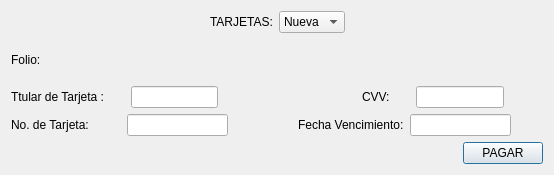
Old version of the form pagointervenciones.ui in the repository Laloses/Hospital.
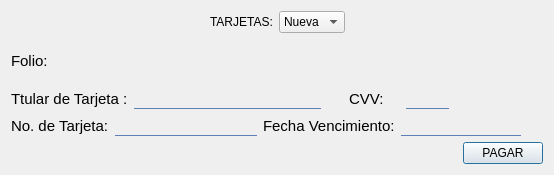
New version of the form.

Commit message:
cambios dialog
x

```diff
--- a/pagointervenciones.ui
+++ b/pagointervenciones.ui
@@ -13,6 +13,17 @@
   <property name="windowTitle">
    <string>Dialog</string>
   </property>
+  <property name="styleSheet">
+   <string notr="true">QLineEdit{
+border-top:none;
+border-bottom:1px solid #5d80b6;
+background-color:transparent;
+font: 11pt &quot;MS Shell Dlg 2&quot;;
+}
+QLabel{
+	font: 11pt &quot;MS Shell Dlg 2&quot;;
+}</string>
+  </property>
   <layout class="QVBoxLayout" name="verticalLayout">
    <item>
     <layout class="QGridLayout" name="gridLayout">
@@ -64,126 +75,71 @@
     <layout class="QGridLayout" name="gridLayout_5">
      <item row="1" column="0">
       <layout class="QGridLayout" name="gridLayout_3">
-       <item row="0" column="12">
-        <widget class="QLineEdit" name="lineEdit_cv">
+       <item row="0" column="1">
+        <widget class="QLineEdit" name="lineEdit_titular">
+         <property name="minimumSize">
+          <size>
+           <width>187</width>
+           <height>21</height>
+          </size>
+         </property>
+         <property name="maximumSize">
+          <size>
+           <width>187</width>
+           <height>21</height>
+          </size>
+         </property>
          <property name="maxLength">
           <number>3</number>
          </property>
         </widget>
        </item>
-       <item row="0" column="14">
-        <spacer name="horizontalSpacer_7">
-         <property name="orientation">
-          <enum>Qt::Horizontal</enum>
-         </property>
-         <property name="sizeHint" stdset="0">
-          <size>
-           <width>40</width>
-           <height>20</height>
-          </size>
-         </property>
-        </spacer>
-       </item>
-       <item row="0" column="10">
+       <item row="0" column="3">
         <widget class="QLabel" name="label_4">
+         <property name="font">
+          <font>
+           <family>MS Shell Dlg 2</family>
+           <pointsize>11</pointsize>
+           <weight>50</weight>
+           <italic>false</italic>
+           <bold>false</bold>
+          </font>
+         </property>
          <property name="text">
           <string>CVV:</string>
          </property>
         </widget>
        </item>
-       <item row="0" column="3">
-        <spacer name="horizontalSpacer_8">
-         <property name="orientation">
-          <enum>Qt::Horizontal</enum>
-         </property>
-         <property name="sizeHint" stdset="0">
-          <size>
-           <width>40</width>
-           <height>20</height>
-          </size>
-         </property>
-        </spacer>
-       </item>
-       <item row="0" column="11">
-        <spacer name="horizontalSpacer_10">
-         <property name="orientation">
-          <enum>Qt::Horizontal</enum>
-         </property>
-         <property name="sizeHint" stdset="0">
-          <size>
-           <width>40</width>
-           <height>20</height>
-          </size>
-         </property>
-        </spacer>
-       </item>
        <item row="0" column="4">
-        <spacer name="horizontalSpacer_11">
-         <property name="orientation">
-          <enum>Qt::Horizontal</enum>
+        <widget class="QLineEdit" name="lineEdit_cv">
+         <property name="minimumSize">
+          <size>
+           <width>43</width>
+           <height>0</height>
+          </size>
          </property>
-         <property name="sizeHint" stdset="0">
+         <property name="maximumSize">
           <size>
-           <width>40</width>
-           <height>20</height>
+           <width>43</width>
+           <height>21</height>
           </size>
          </property>
-        </spacer>
+         <property name="maxLength">
+          <number>3</number>
+         </property>
+        </widget>
        </item>
-       <item row="0" column="13">
+       <item row="0" column="5">
         <spacer name="horizontalSpacer_14">
          <property name="orientation">
           <enum>Qt::Horizontal</enum>
          </property>
-         <property name="sizeHint" stdset="0">
-          <size>
-           <width>40</width>
-           <height>20</height>
-          </size>
+         <property name="sizeType">
+          <enum>QSizePolicy::Fixed</enum>
          </property>
-        </spacer>
-       </item>
-       <item row="0" column="2">
-        <widget class="QLineEdit" name="lineEdit_titular">
-         <property name="maxLength">
-          <number>100</number>
-         </property>
-        </widget>
-       </item>
-       <item row="0" column="7">
-        <spacer name="horizontalSpacer_15">
-         <property name="orientation">
-          <enum>Qt::Horizontal</enum>
-         </property>
          <property name="sizeHint" stdset="0">
           <size>
-           <width>40</width>
-           <height>20</height>
-          </size>
-         </property>
-        </spacer>
-       </item>
-       <item row="0" column="8">
-        <spacer name="horizontalSpacer_16">
-         <property name="orientation">
-          <enum>Qt::Horizontal</enum>
-         </property>
-         <property name="sizeHint" stdset="0">
-          <size>
-           <width>40</width>
-           <height>20</height>
-          </size>
-         </property>
-        </spacer>
-       </item>
-       <item row="0" column="6">
-        <spacer name="horizontalSpacer_13">
-         <property name="orientation">
-          <enum>Qt::Horizontal</enum>
-         </property>
-         <property name="sizeHint" stdset="0">
-          <size>
-           <width>40</width>
+           <width>94</width>
            <height>20</height>
           </size>
          </property>
@@ -191,45 +147,31 @@
        </item>
        <item row="0" column="0">
         <widget class="QLabel" name="label_3">
+         <property name="font">
+          <font>
+           <family>MS Shell Dlg 2</family>
+           <pointsize>11</pointsize>
+           <weight>50</weight>
+           <italic>false</italic>
+           <bold>false</bold>
+          </font>
+         </property>
          <property name="text">
           <string>Ttular de Tarjeta :</string>
          </property>
         </widget>
        </item>
-       <item row="0" column="5">
-        <spacer name="horizontalSpacer_12">
+       <item row="0" column="2">
+        <spacer name="horizontalSpacer_4">
          <property name="orientation">
           <enum>Qt::Horizontal</enum>
          </property>
-         <property name="sizeHint" stdset="0">
-          <size>
-           <width>40</width>
-           <height>20</height>
-          </size>
+         <property name="sizeType">
+          <enum>QSizePolicy::Fixed</enum>
          </property>
-        </spacer>
-       </item>
-       <item row="0" column="9">
-        <spacer name="horizontalSpacer_17">
-         <property name="orientation">
-          <enum>Qt::Horizontal</enum>
-         </property>
          <property name="sizeHint" stdset="0">
           <size>
-           <width>40</width>
-           <height>20</height>
-          </size>
-         </property>
-        </spacer>
-       </item>
-       <item row="0" column="1">
-        <spacer name="horizontalSpacer_18">
-         <property name="orientation">
-          <enum>Qt::Horizontal</enum>
-         </property>
-         <property name="sizeHint" stdset="0">
-          <size>
-           <width>40</width>
+           <width>22</width>
            <height>20</height>
           </size>
          </property>
@@ -241,6 +183,15 @@
       <layout class="QGridLayout" name="gridLayout_2">
        <item row="0" column="0">
         <widget class="QLabel" name="label_2">
+         <property name="font">
+          <font>
+           <family>MS Shell Dlg 2</family>
+           <pointsize>11</pointsize>
+           <weight>50</weight>
+           <italic>false</italic>
+           <bold>false</bold>
+          </font>
+         </property>
          <property name="text">
           <string>Folio:</string>
          </property>
@@ -257,54 +208,80 @@
      </item>
      <item row="2" column="0">
       <layout class="QGridLayout" name="gridLayout_4">
-       <item row="0" column="0">
-        <widget class="QLabel" name="label_5">
-         <property name="text">
-          <string>No. de Tarjeta:</string>
+       <item row="0" column="3">
+        <widget class="QLineEdit" name="dateEditVencimiento">
+         <property name="minimumSize">
+          <size>
+           <width>120</width>
+           <height>0</height>
+          </size>
          </property>
-        </widget>
-       </item>
-       <item row="0" column="5">
-        <widget class="QLabel" name="label_6">
+         <property name="maximumSize">
+          <size>
+           <width>158</width>
+           <height>21</height>
+          </size>
+         </property>
          <property name="text">
-          <string>Fecha Vencimiento:</string>
+          <string/>
+         </property>
+         <property name="maxLength">
+          <number>5</number>
          </property>
         </widget>
        </item>
        <item row="0" column="1">
-        <spacer name="horizontalSpacer_9">
-         <property name="orientation">
-          <enum>Qt::Horizontal</enum>
-         </property>
-         <property name="sizeHint" stdset="0">
-          <size>
-           <width>40</width>
-           <height>20</height>
-          </size>
-         </property>
-        </spacer>
-       </item>
-       <item row="0" column="2">
         <widget class="QLineEdit" name="lineEdit_noTarjeta">
+         <property name="minimumSize">
+          <size>
+           <width>142</width>
+           <height>21</height>
+          </size>
+         </property>
+         <property name="maximumSize">
+          <size>
+           <width>142</width>
+           <height>21</height>
+          </size>
+         </property>
          <property name="maxLength">
           <number>16</number>
          </property>
         </widget>
        </item>
-       <item row="0" column="3">
-        <spacer name="horizontalSpacer_5">
-         <property name="orientation">
-          <enum>Qt::Horizontal</enum>
+       <item row="0" column="2">
+        <widget class="QLabel" name="label_6">
+         <property name="font">
+          <font>
+           <family>MS Shell Dlg 2</family>
+           <pointsize>11</pointsize>
+           <weight>50</weight>
+           <italic>false</italic>
+           <bold>false</bold>
+          </font>
          </property>
-         <property name="sizeHint" stdset="0">
-          <size>
-           <width>40</width>
-           <height>20</height>
-          </size>
+         <property name="text">
+          <string>Fecha Vencimiento:</string>
          </property>
-        </spacer>
+        </widget>
        </item>
-       <item row="0" column="7">
+       <item row="0" column="0">
+        <widget class="QLabel" name="label_5">
+         <property name="font">
+          <font>
+           <family>MS Shell Dlg 2</family>
+           <pointsize>11</pointsize>
+           <weight>50</weight>
+           <italic>false</italic>
+           <bold>false</bold>
+          </font>
+         </property>
+         <property name="text">
+          <string>No. de Tarjeta:</string>
+         </property>
+        </widget>
+       </item>
+       <item row="0" column="4">
         <spacer name="horizontalSpacer_6">
          <property name="orientation">
           <enum>Qt::Horizontal</enum>
@@ -317,29 +294,6 @@
          </property>
         </spacer>
        </item>
-       <item row="0" column="4">
-        <spacer name="horizontalSpacer_4">
-         <property name="orientation">
-          <enum>Qt::Horizontal</enum>
-         </property>
-         <property name="sizeHint" stdset="0">
-          <size>
-           <width>40</width>
-           <height>20</height>
-          </size>
-         </property>
-        </spacer>
-       </item>
-       <item row="0" column="6">
-        <widget class="QLineEdit" name="dateEditVencimiento">
-         <property name="text">
-          <string/>
-         </property>
-         <property name="maxLength">
-          <number>5</number>
-         </property>
-        </widget>
-       </item>
       </layout>
      </item>
     </layout>
```
Left out of the diff: 2 changed lines with no effect on the pictures. The commit also changes 3 other files.
